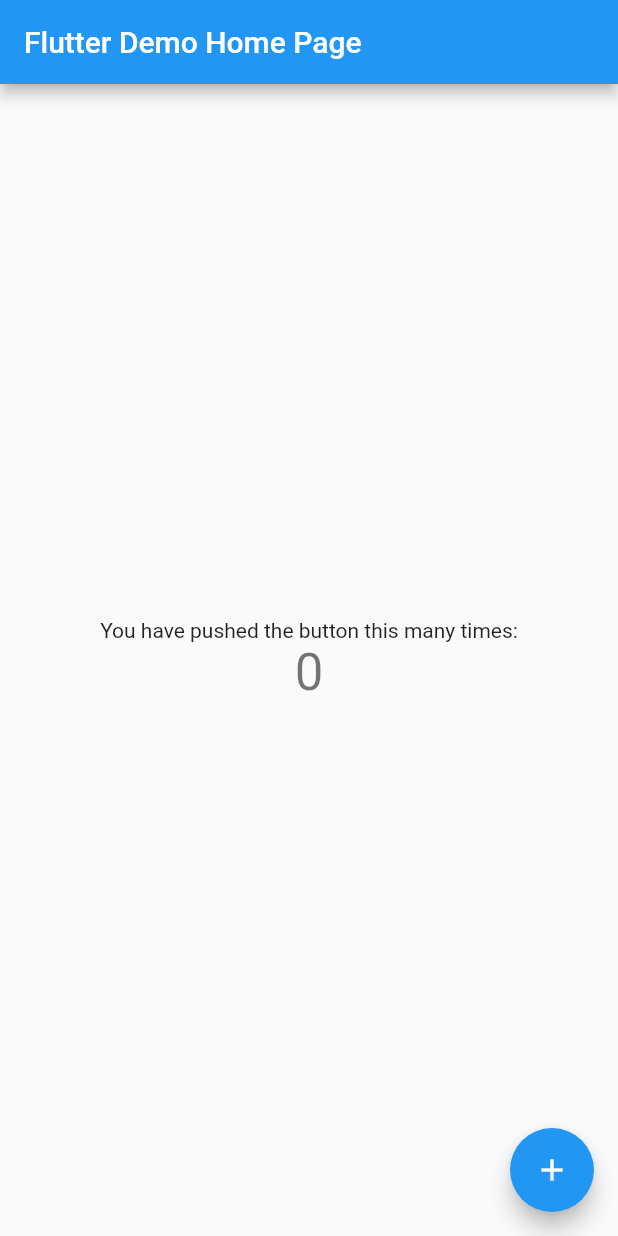
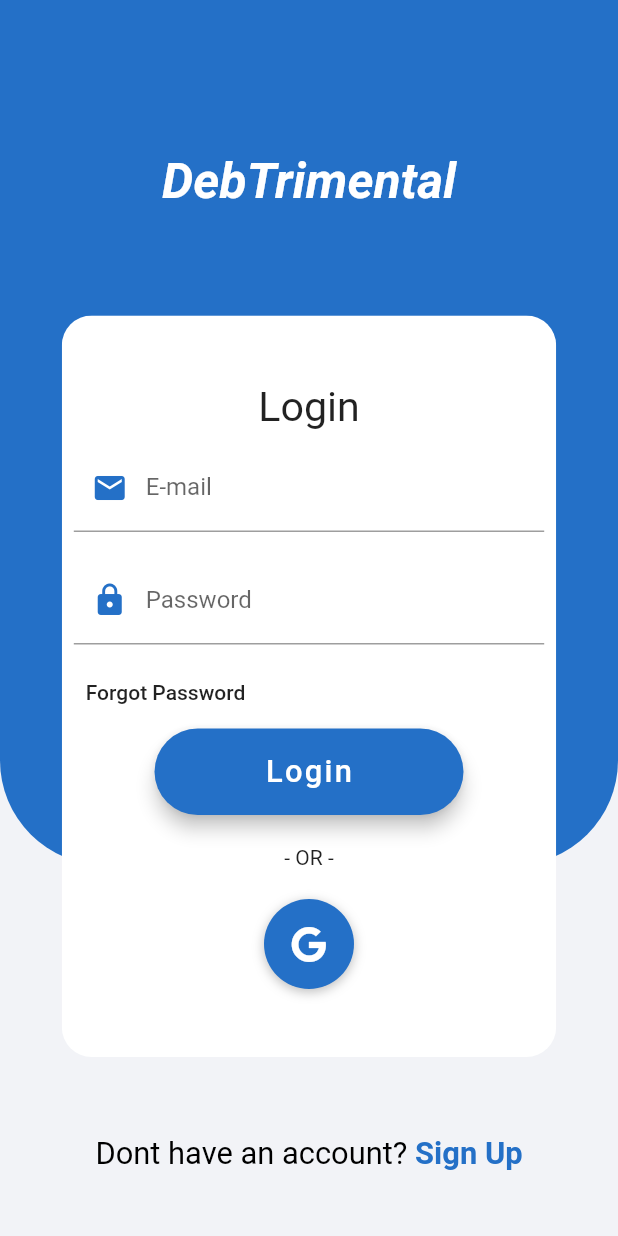
Before and after one commit to boilermake-2021/boilermake, a Flutter app: the screen it shows after launch, on a phone screen of 412 x 824 dp. Run offline on Flutter 3.47's test engine with Material 2 defaults, Android fonts, the phone set to English and light mode, and no system bars; our stand-ins replace font_awesome_flutter.

Commit message:
Added login page
Added login page

```diff
--- /dev/null
+++ b/lib/constants.dart
@@ -0,0 +1,3 @@
+import 'package:flutter/material.dart';
+
+const mainColor = Color(0xff2470c7);
--- /dev/null
+++ b/lib/login_screen.dart
@@ -0,0 +1,273 @@
+import 'package:flutter/material.dart';
+import 'package:font_awesome_flutter/font_awesome_flutter.dart';
+import 'package:boilermake/constants.dart';
+
+class LoginPage extends StatefulWidget {
+  @override
+  _LoginPageState createState() => _LoginPageState();
+}
+
+class _LoginPageState extends State<LoginPage> {
+  String email, password;
+  Widget _buildLogo() {
+    return Row(
+      mainAxisAlignment: MainAxisAlignment.center,
+      children: <Widget>[
+        Padding(
+          padding: const EdgeInsets.symmetric(vertical: 70),
+          child: Text(
+            'DebTrimental',
+            style: TextStyle(
+              fontSize: MediaQuery.of(context).size.height / 25,
+              fontWeight: FontWeight.bold,
+              color: Colors.white,
+              fontStyle: FontStyle.italic,
+            ),
+          ),
+        )
+      ],
+    );
+  }
+
+  Widget _buildEmailRow() {
+    return Padding(
+      padding: EdgeInsets.all(8),
+      child: TextFormField(
+        keyboardType: TextInputType.emailAddress,
+        onChanged: (value) {
+          setState(() {
+            email = value;
+          });
+        },
+        decoration: InputDecoration(
+            prefixIcon: Icon(
+              Icons.email,
+              color: mainColor,
+            ),
+            labelText: 'E-mail'),
+      ),
+    );
+  }
+
+  Widget _buildPasswordRow() {
+    return Padding(
+      padding: EdgeInsets.all(8),
+      child: TextFormField(
+        keyboardType: TextInputType.text,
+        obscureText: true,
+        onChanged: (value) {
+          setState(() {
+            password = value;
+          });
+        },
+        decoration: InputDecoration(
+          prefixIcon: Icon(
+            Icons.lock,
+            color: mainColor,
+          ),
+          labelText: 'Password',
+        ),
+      ),
+    );
+  }
+
+  Widget _buildForgetPasswordButton() {
+    return Row(
+      mainAxisAlignment: MainAxisAlignment.start,
+      crossAxisAlignment: CrossAxisAlignment.start,
+      children: <Widget>[
+        FlatButton(
+          onPressed: () {},
+          child: Text("Forgot Password"),
+        ),
+      ],
+    );
+  }
+
+  Widget _buildLoginButton() {
+    return Row(
+      mainAxisAlignment: MainAxisAlignment.center,
+      children: <Widget>[
+        Container(
+          height: 1.4 * (MediaQuery.of(context).size.height / 20),
+          width: 5 * (MediaQuery.of(context).size.width / 10),
+          margin: EdgeInsets.only(bottom: 20),
+          child: RaisedButton(
+            elevation: 5.0,
+            color: mainColor,
+            shape: RoundedRectangleBorder(
+              borderRadius: BorderRadius.circular(30.0),
+            ),
+            onPressed: () {},
+            child: Text(
+              "Login",
+              style: TextStyle(
+                color: Colors.white,
+                letterSpacing: 1.5,
+                fontSize: MediaQuery.of(context).size.height / 40,
+              ),
+            ),
+          ),
+        )
+      ],
+    );
+  }
+
+  Widget _buildOrRow() {
+    return Row(
+      mainAxisAlignment: MainAxisAlignment.center,
+      children: <Widget>[
+        Container(
+          margin: EdgeInsets.only(bottom: 20),
+          child: Text(
+            '- OR -',
+            style: TextStyle(
+              fontWeight: FontWeight.w400,
+            ),
+          ),
+        )
+      ],
+    );
+  }
+
+  Widget _buildSocialBtnRow() {
+    return Row(
+      mainAxisAlignment: MainAxisAlignment.center,
+      children: <Widget>[
+        GestureDetector(
+          onTap: () {},
+          child: Container(
+            height: 60,
+            width: 60,
+            decoration: BoxDecoration(
+              shape: BoxShape.circle,
+              color: mainColor,
+              boxShadow: [
+                BoxShadow(
+                    color: Colors.black26,
+                    offset: Offset(0, 2),
+                    blurRadius: 6.0)
+              ],
+            ),
+            child: Icon(
+              FontAwesomeIcons.google,
+              color: Colors.white,
+            ),
+          ),
+        )
+      ],
+    );
+  }
+
+  Widget _buildContainer() {
+    return Row(
+      mainAxisAlignment: MainAxisAlignment.center,
+      children: <Widget>[
+        ClipRRect(
+          borderRadius: BorderRadius.all(
+            Radius.circular(20),
+          ),
+          child: Container(
+            height: MediaQuery.of(context).size.height * 0.6,
+            width: MediaQuery.of(context).size.width * 0.8,
+            decoration: BoxDecoration(
+              color: Colors.white,
+            ),
+            child: Column(
+              mainAxisAlignment: MainAxisAlignment.center,
+              crossAxisAlignment: CrossAxisAlignment.center,
+              children: <Widget>[
+                Row(
+                  mainAxisAlignment: MainAxisAlignment.center,
+                  children: <Widget>[
+                    Text(
+                      "Login",
+                      style: TextStyle(
+                        fontSize: MediaQuery.of(context).size.height / 30,
+                      ),
+                    ),
+                  ],
+                ),
+                _buildEmailRow(),
+                _buildPasswordRow(),
+                _buildForgetPasswordButton(),
+                _buildLoginButton(),
+                _buildOrRow(),
+                _buildSocialBtnRow(),
+              ],
+            ),
+          ),
+        ),
+      ],
+    );
+  }
+
+  Widget _buildSignUpBtn() {
+    return Row(
+      mainAxisAlignment: MainAxisAlignment.center,
+      children: <Widget>[
+        Padding(
+          padding: EdgeInsets.only(top: 40),
+          child: FlatButton(
+            onPressed: () {},
+            child: RichText(
+              text: TextSpan(children: [
+                TextSpan(
+                  text: 'Dont have an account? ',
+                  style: TextStyle(
+                    color: Colors.black,
+                    fontSize: MediaQuery.of(context).size.height / 40,
+                    fontWeight: FontWeight.w400,
+                  ),
+                ),
+                TextSpan(
+                  text: 'Sign Up',
+                  style: TextStyle(
+                    color: mainColor,
+                    fontSize: MediaQuery.of(context).size.height / 40,
+                    fontWeight: FontWeight.bold,
+                  ),
+                )
+              ]),
+            ),
+          ),
+        ),
+      ],
+    );
+  }
+
+  @override
+  Widget build(BuildContext context) {
+    return SafeArea(
+      child: Scaffold(
+        resizeToAvoidBottomPadding: false,
+        backgroundColor: Color(0xfff2f3f7), //#42f575
+        body: Stack(
+          children: <Widget>[
+            Container(
+              height: MediaQuery.of(context).size.height * 0.7,
+              width: MediaQuery.of(context).size.width,
+              child: Container(
+                decoration: BoxDecoration(
+                  color: mainColor,
+                  borderRadius: BorderRadius.only(
+                    bottomLeft: const Radius.circular(70),
+                    bottomRight: const Radius.circular(70),
+                  ),
+                ),
+              ),
+            ),
+            Column(
+              mainAxisAlignment: MainAxisAlignment.center,
+              children: <Widget>[
+                _buildLogo(),
+                _buildContainer(),
+                _buildSignUpBtn(),
+              ],
+            )
+          ],
+        ),
+      ),
+    );
+  }
+}
--- a/lib/main.dart
+++ b/lib/main.dart
@@ -1,3 +1,4 @@
+import 'package:boilermake/login_screen.dart';
 import 'package:flutter/material.dart';
 
 void main() {
@@ -26,7 +27,7 @@ class MyApp extends StatelessWidget {
         // closer together (more dense) than on mobile platforms.
         visualDensity: VisualDensity.adaptivePlatformDensity,
       ),
-      home: MyHomePage(title: 'Flutter Demo Home Page'),
+      home: LoginPage(),
     );
   }
 }
--- a/pubspec.yaml
+++ b/pubspec.yaml
@@ -23,6 +23,7 @@ environment:
 dependencies:
   flutter:
     sdk: flutter
+  font_awesome_flutter: '^8.11.0'
 
 
   # The following adds the Cupertino Icons font to your application.
```
Also changed, not shown: pubspec.lock.
